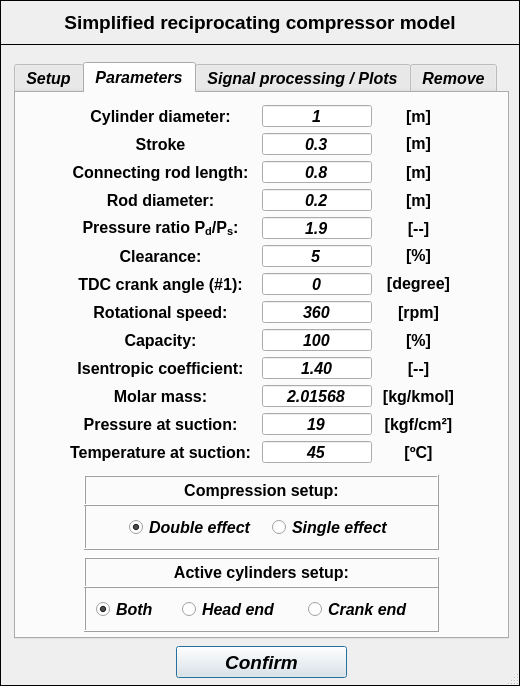
Above: pulse/uix/user_input/ui/compressorModelInput.ui from open-pulse/OpenPulse before the change. Below: the same form after it.
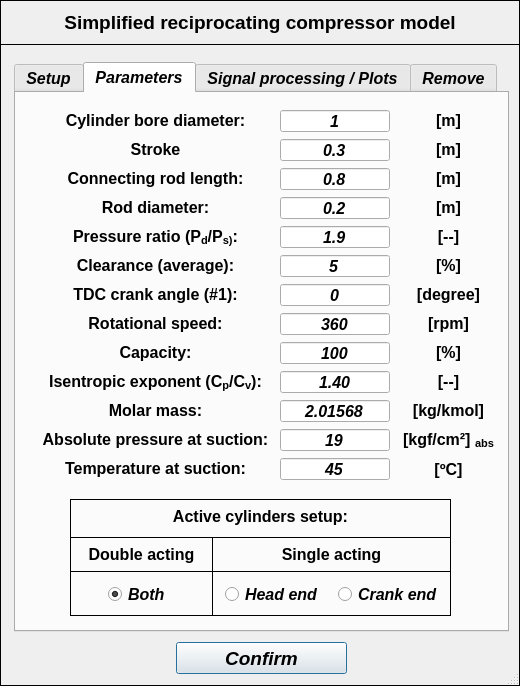
That is the form after the change. The open tabs and pages were chosen to show the change.

Commit message: compressor model - minor adjustments

Diff of the .ui file:
```diff
--- a/pulse/uix/user_input/ui/compressorModelInput.ui
+++ b/pulse/uix/user_input/ui/compressorModelInput.ui
@@ -90,7 +90,7 @@
     <property name="geometry">
      <rect>
       <x>176</x>
-      <y>602</y>
+      <y>598</y>
       <width>171</width>
       <height>32</height>
      </rect>
@@ -123,19 +123,19 @@
       <x>14</x>
       <y>18</y>
       <width>495</width>
-      <height>577</height>
+      <height>570</height>
      </rect>
     </property>
     <property name="minimumSize">
      <size>
       <width>495</width>
-      <height>0</height>
+      <height>570</height>
      </size>
     </property>
     <property name="maximumSize">
      <size>
       <width>495</width>
-      <height>16777215</height>
+      <height>570</height>
      </size>
     </property>
     <property name="font">
@@ -1603,10 +1603,10 @@
      <widget class="QWidget" name="verticalLayoutWidget_7">
       <property name="geometry">
        <rect>
-        <x>246</x>
-        <y>12</y>
+        <x>264</x>
+        <y>16</y>
         <width>113</width>
-        <height>361</height>
+        <height>377</height>
        </rect>
       </property>
       <layout class="QVBoxLayout" name="verticalLayout_7">
@@ -1937,10 +1937,10 @@
      <widget class="QWidget" name="verticalLayoutWidget_12">
       <property name="geometry">
        <rect>
-        <x>46</x>
-        <y>12</y>
-        <width>197</width>
-        <height>361</height>
+        <x>20</x>
+        <y>16</y>
+        <width>239</width>
+        <height>377</height>
        </rect>
       </property>
       <layout class="QVBoxLayout" name="verticalLayout_12">
@@ -1968,7 +1968,7 @@
           </font>
          </property>
          <property name="text">
-          <string>Cylinder diameter:</string>
+          <string>&lt;html&gt;&lt;head/&gt;&lt;body&gt;&lt;p align=&quot;center&quot;&gt;Cylinder bore diameter:&lt;/p&gt;&lt;/body&gt;&lt;/html&gt;</string>
          </property>
          <property name="alignment">
           <set>Qt::AlignCenter</set>
@@ -1999,7 +1999,7 @@
           </font>
          </property>
          <property name="text">
-          <string>Stroke</string>
+          <string>&lt;html&gt;&lt;head/&gt;&lt;body&gt;&lt;p align=&quot;center&quot;&gt;Stroke&lt;/p&gt;&lt;/body&gt;&lt;/html&gt;</string>
          </property>
          <property name="alignment">
           <set>Qt::AlignCenter</set>
@@ -2030,7 +2030,7 @@
           </font>
          </property>
          <property name="text">
-          <string>Connecting rod length:</string>
+          <string>&lt;html&gt;&lt;head/&gt;&lt;body&gt;&lt;p align=&quot;center&quot;&gt;Connecting rod length:&lt;/p&gt;&lt;/body&gt;&lt;/html&gt;</string>
          </property>
          <property name="alignment">
           <set>Qt::AlignCenter</set>
@@ -2061,7 +2061,7 @@
           </font>
          </property>
          <property name="text">
-          <string>Rod diameter:</string>
+          <string>&lt;html&gt;&lt;head/&gt;&lt;body&gt;&lt;p align=&quot;center&quot;&gt;Rod diameter:&lt;/p&gt;&lt;/body&gt;&lt;/html&gt;</string>
          </property>
          <property name="alignment">
           <set>Qt::AlignCenter</set>
@@ -2092,7 +2092,7 @@
           </font>
          </property>
          <property name="text">
-          <string>&lt;html&gt;&lt;head/&gt;&lt;body&gt;&lt;p&gt;Pressure ratio P&lt;span style=&quot; vertical-align:sub;&quot;&gt;d&lt;/span&gt;/P&lt;span style=&quot; vertical-align:sub;&quot;&gt;s&lt;/span&gt;:&lt;/p&gt;&lt;/body&gt;&lt;/html&gt;</string>
+          <string>&lt;html&gt;&lt;head/&gt;&lt;body&gt;&lt;p align=&quot;center&quot;&gt;Pressure ratio (P&lt;span style=&quot; vertical-align:sub;&quot;&gt;d&lt;/span&gt;/P&lt;span style=&quot; vertical-align:sub;&quot;&gt;s)&lt;/span&gt;:&lt;/p&gt;&lt;/body&gt;&lt;/html&gt;</string>
          </property>
          <property name="alignment">
           <set>Qt::AlignCenter</set>
@@ -2123,7 +2123,7 @@
           </font>
          </property>
          <property name="text">
-          <string>Clearance:</string>
+          <string>&lt;html&gt;&lt;head/&gt;&lt;body&gt;&lt;p align=&quot;center&quot;&gt;Clearance (average):&lt;/p&gt;&lt;/body&gt;&lt;/html&gt;</string>
          </property>
          <property name="alignment">
           <set>Qt::AlignCenter</set>
@@ -2154,7 +2154,7 @@
           </font>
          </property>
          <property name="text">
-          <string>TDC crank angle (#1):</string>
+          <string>&lt;html&gt;&lt;head/&gt;&lt;body&gt;&lt;p align=&quot;center&quot;&gt;TDC crank angle (#1):&lt;/p&gt;&lt;/body&gt;&lt;/html&gt;</string>
          </property>
          <property name="alignment">
           <set>Qt::AlignCenter</set>
@@ -2185,7 +2185,7 @@
           </font>
          </property>
          <property name="text">
-          <string>Rotational speed:</string>
+          <string>&lt;html&gt;&lt;head/&gt;&lt;body&gt;&lt;p align=&quot;center&quot;&gt;Rotational speed:&lt;/p&gt;&lt;/body&gt;&lt;/html&gt;</string>
          </property>
          <property name="alignment">
           <set>Qt::AlignCenter</set>
@@ -2216,7 +2216,7 @@
           </font>
          </property>
          <property name="text">
-          <string>Capacity:</string>
+          <string>&lt;html&gt;&lt;head/&gt;&lt;body&gt;&lt;p align=&quot;center&quot;&gt;Capacity:&lt;/p&gt;&lt;/body&gt;&lt;/html&gt;</string>
          </property>
          <property name="alignment">
           <set>Qt::AlignCenter</set>
@@ -2247,7 +2247,7 @@
           </font>
          </property>
          <property name="text">
-          <string>Isentropic coefficient:</string>
+          <string>&lt;html&gt;&lt;head/&gt;&lt;body&gt;&lt;p align=&quot;center&quot;&gt;Isentropic exponent (C&lt;span style=&quot; vertical-align:sub;&quot;&gt;p&lt;/span&gt;/C&lt;span style=&quot; vertical-align:sub;&quot;&gt;v&lt;/span&gt;):&lt;/p&gt;&lt;/body&gt;&lt;/html&gt;</string>
          </property>
          <property name="alignment">
           <set>Qt::AlignCenter</set>
@@ -2278,7 +2278,7 @@
           </font>
          </property>
          <property name="text">
-          <string>Molar mass:</string>
+          <string>&lt;html&gt;&lt;head/&gt;&lt;body&gt;&lt;p align=&quot;center&quot;&gt;Molar mass:&lt;/p&gt;&lt;/body&gt;&lt;/html&gt;</string>
          </property>
          <property name="alignment">
           <set>Qt::AlignCenter</set>
@@ -2309,7 +2309,7 @@
           </font>
          </property>
          <property name="text">
-          <string>Pressure at suction:</string>
+          <string>&lt;html&gt;&lt;head/&gt;&lt;body&gt;&lt;p align=&quot;center&quot;&gt;Absolute pressure at suction:&lt;/p&gt;&lt;/body&gt;&lt;/html&gt;</string>
          </property>
          <property name="alignment">
           <set>Qt::AlignCenter</set>
@@ -2340,7 +2340,7 @@
           </font>
          </property>
          <property name="text">
-          <string>Temperature at suction:</string>
+          <string>&lt;html&gt;&lt;head/&gt;&lt;body&gt;&lt;p align=&quot;center&quot;&gt;Temperature at suction:&lt;/p&gt;&lt;/body&gt;&lt;/html&gt;</string>
          </property>
          <property name="alignment">
           <set>Qt::AlignCenter</set>
@@ -2352,10 +2352,10 @@
      <widget class="QWidget" name="verticalLayoutWidget_8">
       <property name="geometry">
        <rect>
-        <x>362</x>
-        <y>12</y>
-        <width>81</width>
-        <height>361</height>
+        <x>382</x>
+        <y>16</y>
+        <width>101</width>
+        <height>377</height>
        </rect>
       </property>
       <layout class="QVBoxLayout" name="verticalLayout_8">
@@ -2389,7 +2389,7 @@
           </font>
          </property>
          <property name="text">
-          <string>[m]</string>
+          <string>&lt;html&gt;&lt;head/&gt;&lt;body&gt;&lt;p align=&quot;center&quot;&gt;[m]&lt;/p&gt;&lt;/body&gt;&lt;/html&gt;</string>
          </property>
          <property name="alignment">
           <set>Qt::AlignCenter</set>
@@ -2451,7 +2451,7 @@
           </font>
          </property>
          <property name="text">
-          <string>[m]</string>
+          <string>&lt;html&gt;&lt;head/&gt;&lt;body&gt;&lt;p align=&quot;center&quot;&gt;[m]&lt;/p&gt;&lt;/body&gt;&lt;/html&gt;</string>
          </property>
          <property name="alignment">
           <set>Qt::AlignCenter</set>
@@ -2482,7 +2482,7 @@
           </font>
          </property>
          <property name="text">
-          <string>[m]</string>
+          <string>&lt;html&gt;&lt;head/&gt;&lt;body&gt;&lt;p align=&quot;center&quot;&gt;[m]&lt;/p&gt;&lt;/body&gt;&lt;/html&gt;</string>
          </property>
          <property name="alignment">
           <set>Qt::AlignCenter</set>
@@ -2513,7 +2513,7 @@
           </font>
          </property>
          <property name="text">
-          <string>[--]</string>
+          <string>&lt;html&gt;&lt;head/&gt;&lt;body&gt;&lt;p align=&quot;center&quot;&gt;[--]&lt;/p&gt;&lt;/body&gt;&lt;/html&gt;</string>
          </property>
          <property name="alignment">
           <set>Qt::AlignCenter</set>
@@ -2606,7 +2606,7 @@
           </font>
          </property>
          <property name="text">
-          <string>[rpm]</string>
+          <string>&lt;html&gt;&lt;head/&gt;&lt;body&gt;&lt;p align=&quot;center&quot;&gt;[rpm]&lt;/p&gt;&lt;/body&gt;&lt;/html&gt;</string>
          </property>
          <property name="alignment">
           <set>Qt::AlignCenter</set>
@@ -2637,7 +2637,7 @@
           </font>
          </property>
          <property name="text">
-          <string>[%]</string>
+          <string>&lt;html&gt;&lt;head/&gt;&lt;body&gt;&lt;p align=&quot;center&quot;&gt;[%]&lt;/p&gt;&lt;/body&gt;&lt;/html&gt;</string>
          </property>
          <property name="alignment">
           <set>Qt::AlignCenter</set>
@@ -2668,7 +2668,7 @@
           </font>
          </property>
          <property name="text">
-          <string>[--]</string>
+          <string>&lt;html&gt;&lt;head/&gt;&lt;body&gt;&lt;p align=&quot;center&quot;&gt;[--]&lt;/p&gt;&lt;/body&gt;&lt;/html&gt;</string>
          </property>
          <property name="alignment">
           <set>Qt::AlignCenter</set>
@@ -2699,7 +2699,7 @@
           </font>
          </property>
          <property name="text">
-          <string>[kg/kmol]</string>
+          <string>&lt;html&gt;&lt;head/&gt;&lt;body&gt;&lt;p align=&quot;center&quot;&gt;[kg/kmol]&lt;/p&gt;&lt;/body&gt;&lt;/html&gt;</string>
          </property>
          <property name="alignment">
           <set>Qt::AlignCenter</set>
@@ -2730,7 +2730,7 @@
           </font>
          </property>
          <property name="text">
-          <string>[kgf/cm²]</string>
+          <string>&lt;html&gt;&lt;head/&gt;&lt;body&gt;&lt;p align=&quot;center&quot;&gt;	[kgf/cm²] &lt;span style=&quot; vertical-align:sub;&quot;&gt;abs&lt;/span&gt;&lt;/p&gt;&lt;/body&gt;&lt;/html&gt;</string>
          </property>
          <property name="alignment">
           <set>Qt::AlignCenter</set>
@@ -2770,73 +2770,88 @@
        </item>
       </layout>
      </widget>
-     <widget class="QFrame" name="frame_9">
+     <widget class="QFrame" name="frame_2">
       <property name="geometry">
        <rect>
-        <x>68</x>
-        <y>464</y>
-        <width>355</width>
-        <height>75</height>
+        <x>54</x>
+        <y>406</y>
+        <width>381</width>
+        <height>117</height>
        </rect>
       </property>
       <property name="frameShape">
        <enum>QFrame::Box</enum>
+      </property>
+      <property name="frameShadow">
+       <enum>QFrame::Plain</enum>
+      </property>
+      <widget class="QLabel" name="label_8">
+       <property name="geometry">
+        <rect>
+         <x>80</x>
+         <y>8</y>
+         <width>221</width>
+         <height>23</height>
+        </rect>
+       </property>
+       <property name="font">
+        <font>
+         <family>Arial</family>
+         <pointsize>12</pointsize>
+         <weight>75</weight>
+         <italic>false</italic>
+         <bold>true</bold>
+        </font>
+       </property>
+       <property name="frameShape">
+        <enum>QFrame::NoFrame</enum>
       </property>
       <property name="frameShadow">
        <enum>QFrame::Raised</enum>
+       </property>
+       <property name="text">
+        <string>Active cylinders setup:</string>
+       </property>
+       <property name="alignment">
+        <set>Qt::AlignHCenter|Qt::AlignTop</set>
+       </property>
+      </widget>
+      <widget class="QFrame" name="frame_3">
+       <property name="geometry">
+        <rect>
+         <x>142</x>
+         <y>38</y>
+         <width>240</width>
+         <height>79</height>
+        </rect>
+       </property>
+       <property name="frameShape">
+        <enum>QFrame::Box</enum>
+       </property>
+       <property name="frameShadow">
+        <enum>QFrame::Plain</enum>
       </property>
       <widget class="QWidget" name="horizontalLayoutWidget_3">
        <property name="geometry">
         <rect>
-         <x>12</x>
-         <y>36</y>
-         <width>335</width>
-         <height>33</height>
+          <x>6</x>
+          <y>40</y>
+          <width>229</width>
+          <height>35</height>
         </rect>
        </property>
        <layout class="QHBoxLayout" name="horizontalLayout_3">
-        <item>
-         <widget class="QRadioButton" name="radioButton_both_cylinders">
-          <property name="minimumSize">
-           <size>
-            <width>80</width>
-            <height>26</height>
-           </size>
-          </property>
-          <property name="maximumSize">
-           <size>
-            <width>80</width>
-            <height>26</height>
-           </size>
-          </property>
-          <property name="font">
-           <font>
-            <family>Arial</family>
-            <pointsize>12</pointsize>
-            <weight>75</weight>
-            <italic>true</italic>
-            <bold>true</bold>
-           </font>
-          </property>
-          <property name="text">
-           <string>Both</string>
-          </property>
-          <property name="checked">
-           <bool>true</bool>
-          </property>
-         </widget>
-        </item>
         <item>
          <widget class="QRadioButton" name="radioButton_head_end_cylinder">
           <property name="minimumSize">
            <size>
-            <width>120</width>
+             <width>100</width>
             <height>26</height>
            </size>
           </property>
           <property name="maximumSize">
            <size>
-            <width>120</width>
+             <width>100</width>
             <height>26</height>
            </size>
           </property>
@@ -2858,13 +2873,13 @@
          <widget class="QRadioButton" name="radioButton_crank_end_cylinder">
           <property name="minimumSize">
            <size>
-            <width>120</width>
+             <width>100</width>
             <height>26</height>
            </size>
           </property>
           <property name="maximumSize">
            <size>
-            <width>120</width>
+             <width>100</width>
             <height>26</height>
            </size>
           </property>
@@ -2884,146 +2899,124 @@
         </item>
        </layout>
       </widget>
-      <widget class="QLabel" name="label_8">
+       <widget class="QLabel" name="label_10">
        <property name="geometry">
         <rect>
          <x>0</x>
          <y>0</y>
-         <width>355</width>
-         <height>31</height>
+          <width>239</width>
+          <height>35</height>
         </rect>
        </property>
        <property name="font">
         <font>
+          <family>Arial</family>
+          <pointsize>12</pointsize>
+          <weight>75</weight>
          <italic>false</italic>
+          <bold>true</bold>
         </font>
        </property>
        <property name="frameShape">
         <enum>QFrame::Box</enum>
        </property>
        <property name="frameShadow">
-        <enum>QFrame::Raised</enum>
+         <enum>QFrame::Plain</enum>
        </property>
        <property name="text">
-        <string>Active cylinders setup:</string>
+         <string>&lt;html&gt;&lt;head/&gt;&lt;body&gt;&lt;p align=&quot;center&quot;&gt;Single acting&lt;/p&gt;&lt;/body&gt;&lt;/html&gt;</string>
        </property>
        <property name="alignment">
         <set>Qt::AlignCenter</set>
        </property>
       </widget>
      </widget>
-     <widget class="QFrame" name="frame_10">
+      <widget class="QFrame" name="frame_9">
       <property name="geometry">
        <rect>
-        <x>68</x>
-        <y>382</y>
-        <width>355</width>
-        <height>75</height>
+         <x>0</x>
+         <y>38</y>
+         <width>143</width>
+         <height>79</height>
        </rect>
       </property>
       <property name="frameShape">
        <enum>QFrame::Box</enum>
       </property>
       <property name="frameShadow">
-       <enum>QFrame::Raised</enum>
-      </property>
-      <widget class="QWidget" name="horizontalLayoutWidget_4">
-       <property name="geometry">
-        <rect>
-         <x>38</x>
-         <y>36</y>
-         <width>287</width>
-         <height>33</height>
-        </rect>
-       </property>
-       <layout class="QHBoxLayout" name="horizontalLayout_4">
-        <item>
-         <widget class="QRadioButton" name="radioButton_double_effect">
-          <property name="minimumSize">
-           <size>
-            <width>130</width>
-            <height>26</height>
-           </size>
-          </property>
-          <property name="maximumSize">
-           <size>
-            <width>130</width>
-            <height>26</height>
-           </size>
-          </property>
-          <property name="font">
-           <font>
-            <family>Arial</family>
-            <pointsize>12</pointsize>
-            <weight>75</weight>
-            <italic>true</italic>
-            <bold>true</bold>
-           </font>
-          </property>
-          <property name="text">
-           <string>Double effect</string>
-          </property>
-          <property name="checked">
-           <bool>true</bool>
-          </property>
-         </widget>
-        </item>
-        <item>
-         <widget class="QRadioButton" name="radioButton_single_effect">
-          <property name="minimumSize">
-           <size>
-            <width>130</width>
-            <height>26</height>
-           </size>
-          </property>
-          <property name="maximumSize">
-           <size>
-            <width>130</width>
-            <height>26</height>
-           </size>
-          </property>
-          <property name="font">
-           <font>
-            <family>Arial</family>
-            <pointsize>12</pointsize>
-            <weight>75</weight>
-            <italic>true</italic>
-            <bold>true</bold>
-           </font>
-          </property>
-          <property name="text">
-           <string>Single effect</string>
-          </property>
-         </widget>
-        </item>
-       </layout>
-      </widget>
+        <enum>QFrame::Plain</enum>
+       </property>
       <widget class="QLabel" name="label_9">
        <property name="geometry">
         <rect>
          <x>0</x>
          <y>0</y>
-         <width>355</width>
-         <height>31</height>
+          <width>143</width>
+          <height>35</height>
         </rect>
        </property>
        <property name="font">
         <font>
+          <family>Arial</family>
+          <pointsize>12</pointsize>
+          <weight>75</weight>
          <italic>false</italic>
+          <bold>true</bold>
         </font>
        </property>
        <property name="frameShape">
         <enum>QFrame::Box</enum>
        </property>
        <property name="frameShadow">
-        <enum>QFrame::Raised</enum>
+         <enum>QFrame::Plain</enum>
        </property>
        <property name="text">
-        <string>Compression setup:</string>
+         <string>&lt;html&gt;&lt;head/&gt;&lt;body&gt;&lt;p align=&quot;center&quot;&gt;Double acting&lt;/p&gt;&lt;/body&gt;&lt;/html&gt;</string>
        </property>
        <property name="alignment">
         <set>Qt::AlignCenter</set>
        </property>
+       </widget>
+       <widget class="QRadioButton" name="radioButton_both_cylinders">
+        <property name="geometry">
+         <rect>
+          <x>38</x>
+          <y>44</y>
+          <width>80</width>
+          <height>26</height>
+         </rect>
+        </property>
+        <property name="minimumSize">
+         <size>
+          <width>80</width>
+          <height>26</height>
+         </size>
+        </property>
+        <property name="maximumSize">
+         <size>
+          <width>80</width>
+          <height>26</height>
+         </size>
+        </property>
+        <property name="font">
+         <font>
+          <family>Arial</family>
+          <pointsize>12</pointsize>
+          <weight>75</weight>
+          <italic>true</italic>
+          <bold>true</bold>
+         </font>
+        </property>
+        <property name="text">
+         <string>Both</string>
+        </property>
+        <property name="checked">
+         <bool>true</bool>
+        </property>
+        <attribute name="buttonGroup">
+         <string notr="true">buttonGroup</string>
+        </attribute>
+       </widget>
       </widget>
      </widget>
     </widget>
```
Left out of the diff: 248 changed lines with no effect on the pictures. Lines whose indentation alone changed are shown as unchanged. The commit also changes 3 other files.
